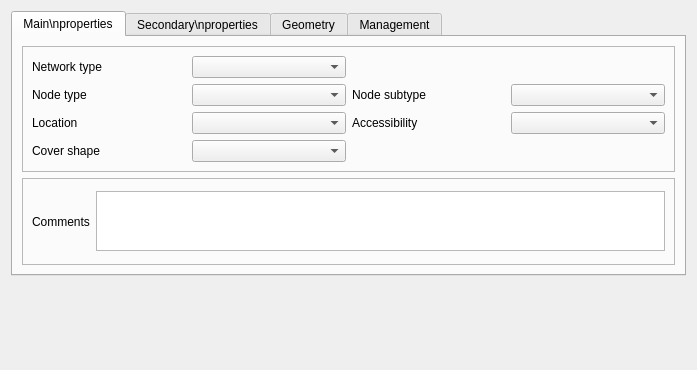
First picture: the form in Lamia/worktypeconf/base3_urbandrainage/qgswidgets/lamia_form_node_ui.ui, repository Artelia/Lamia, before the edit.
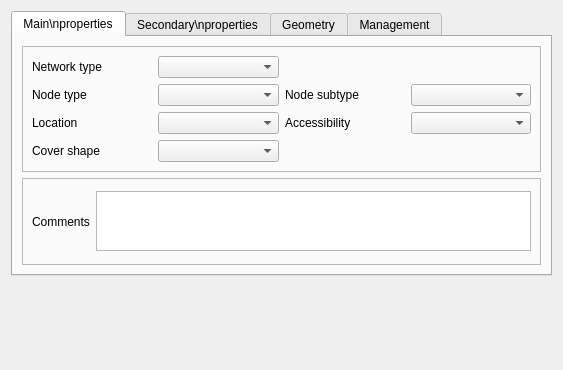
Second picture: the form after the edit. The open tabs and pages were chosen to show the change.

Patch:
```diff
--- a/Lamia/worktypeconf/base3_urbandrainage/qgswidgets/lamia_form_node_ui.ui
+++ b/Lamia/worktypeconf/base3_urbandrainage/qgswidgets/lamia_form_node_ui.ui
@@ -6,7 +6,7 @@
    <rect>
     <x>0</x>
     <y>0</y>
-    <width>697</width>
+    <width>563</width>
     <height>370</height>
    </rect>
   </property>
```
Left out of the diff: 100 changed lines with no effect on the pictures.
